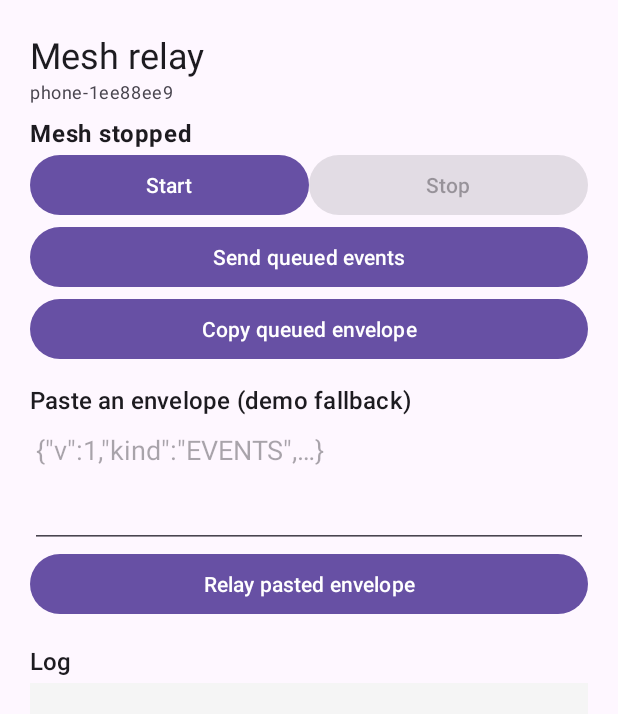
After one commit to charan-gn/agri-chain, an Android app: the MeshActivity screen opened directly, with no data from a screen before it, on a phone screen of 412 x 824 dp. The commit adds this screen. Shown: the top 714 px of the screen. Run offline under Robolectric (Android 15) with nearby library versions, the phone set to English and light mode, and no system bars; libraries missing offline, so code that uses them is left out: com.google.android.gms; network calls fail.

Commit message:
feat(T12): Nearby mesh transport, v1 envelope relay and clipboard fallback

```diff
--- a/android/app/build.gradle.kts
+++ b/android/app/build.gradle.kts
@@ -43,6 +43,7 @@ dependencies {
     implementation("androidx.activity:activity-ktx:1.8.0")
     implementation("com.google.zxing:core:3.5.3")
     implementation("com.journeyapps:zxing-android-embedded:4.3.0")
+    implementation("com.google.android.gms:play-services-nearby:19.1.0")
     testImplementation("junit:junit:4.13.2")
     // Real org.json on the JVM test classpath; android.jar only stubs it.
     testImplementation("org.json:json:20240303")
--- a/android/app/src/main/java/com/agrichain/MainActivity.kt
+++ b/android/app/src/main/java/com/agrichain/MainActivity.kt
@@ -6,6 +6,7 @@ import androidx.appcompat.app.AppCompatActivity
 import com.agrichain.databinding.ActivityMainBinding
 import com.agrichain.box.BoxActivity
 import com.agrichain.data.SyncActivity
+import com.agrichain.mesh.MeshActivity
 import com.agrichain.prices.PricesActivity
 import com.agrichain.ui.BuyerActivity
 import com.agrichain.ui.FarmerActivity
@@ -32,5 +33,8 @@ class MainActivity : AppCompatActivity() {
         binding.syncButton.setOnClickListener {
             startActivity(Intent(this, SyncActivity::class.java))
         }
+        binding.meshButton.setOnClickListener {
+            startActivity(Intent(this, MeshActivity::class.java))
+        }
     }
 }
--- /dev/null
+++ b/android/app/src/main/java/com/agrichain/mesh/MeshRelay.kt
@@ -0,0 +1,43 @@
+package com.agrichain.mesh
+
+import android.content.Context
+import com.agrichain.core.Event
+import com.agrichain.data.SyncStore
+
+interface EventSink {
+    /** True when the event is new to the queue; false when it was already seen. */
+    fun enqueue(event: Event): Boolean
+}
+
+class SyncEventSink(context: Context) : EventSink {
+    private val store = SyncStore(context)
+
+    override fun enqueue(event: Event): Boolean = store.enqueue(event)
+}
+
+data class MeshResult(val accepted: Int, val duplicates: Int)
+
+class MeshRelay(private val sink: EventSink) {
+
+    fun accept(envelope: MeshEnvelope): MeshResult {
+        var accepted = 0
+        var duplicates = 0
+        for (event in envelope.events) {
+            if (sink.enqueue(event)) accepted++ else duplicates++
+        }
+        return MeshResult(accepted, duplicates)
+    }
+}
+
+interface MeshTransport {
+    fun start(
+        identity: String,
+        onEnvelope: (MeshEnvelope) -> Unit,
+        onLog: (String) -> Unit,
+    )
+
+    fun stop()
+
+    /** Returns the number of connected peers the envelope was sent to. */
+    fun broadcast(envelope: MeshEnvelope): Int
+}
--- /dev/null
+++ b/android/app/src/main/java/com/agrichain/mesh/NearbyMeshTransport.kt
@@ -0,0 +1,114 @@
+package com.agrichain.mesh
+
+import android.content.Context
+import com.google.android.gms.nearby.Nearby
+import com.google.android.gms.nearby.connection.AdvertisingOptions
+import com.google.android.gms.nearby.connection.ConnectionInfo
+import com.google.android.gms.nearby.connection.ConnectionLifecycleCallback
+import com.google.android.gms.nearby.connection.ConnectionResolution
+import com.google.android.gms.nearby.connection.ConnectionsClient
+import com.google.android.gms.nearby.connection.DiscoveredEndpointInfo
+import com.google.android.gms.nearby.connection.DiscoveryOptions
+import com.google.android.gms.nearby.connection.EndpointDiscoveryCallback
+import com.google.android.gms.nearby.connection.Payload
+import com.google.android.gms.nearby.connection.PayloadCallback
+import com.google.android.gms.nearby.connection.PayloadTransferUpdate
+import com.google.android.gms.nearby.connection.Strategy
+
+class NearbyMeshTransport(context: Context) : MeshTransport {
+
+    private val client: ConnectionsClient = Nearby.getConnectionsClient(context)
+    private val endpoints = mutableSetOf<String>()
+    private var identity = "agrichain"
+    private var onEnvelope: ((MeshEnvelope) -> Unit)? = null
+    private var onLog: ((String) -> Unit)? = null
+
+    private val payloadCallback = object : PayloadCallback() {
+        override fun onPayloadReceived(endpointId: String, payload: Payload) {
+            val bytes = payload.asBytes() ?: return
+            val envelope = MeshEnvelope.parse(String(bytes, Charsets.UTF_8)) ?: return
+            onEnvelope?.invoke(envelope)
+        }
+
+        override fun onPayloadTransferUpdate(
+            endpointId: String,
+            update: PayloadTransferUpdate,
+        ) = Unit
+    }
+
+    private val connectionCallback = object : ConnectionLifecycleCallback() {
+        override fun onConnectionInitiated(endpointId: String, info: ConnectionInfo) {
+            client.acceptConnection(endpointId, payloadCallback)
+            onLog?.invoke("connecting to ${info.endpointName}")
+        }
+
+        override fun onConnectionResult(endpointId: String, result: ConnectionResolution) {
+            if (result.status.isSuccess) {
+                endpoints += endpointId
+                onLog?.invoke("connected (${endpoints.size} peer(s))")
+            } else {
+                onLog?.invoke("connection failed: ${result.status.statusMessage}")
+            }
+        }
+
+        override fun onDisconnected(endpointId: String) {
+            endpoints -= endpointId
+            onLog?.invoke("disconnected (${endpoints.size} peer(s))")
+        }
+    }
+
+    private val discoveryCallback = object : EndpointDiscoveryCallback() {
+        override fun onEndpointFound(endpointId: String, info: DiscoveredEndpointInfo) {
+            client.requestConnection(identity, endpointId, connectionCallback)
+                .addOnFailureListener { onLog?.invoke("request failed: ${it.message}") }
+        }
+
+        override fun onEndpointLost(endpointId: String) = Unit
+    }
+
+    override fun start(
+        identity: String,
+        onEnvelope: (MeshEnvelope) -> Unit,
+        onLog: (String) -> Unit,
+    ) {
+        this.identity = identity
+        this.onEnvelope = onEnvelope
+        this.onLog = onLog
+
+        val strategy = Strategy.P2P_CLUSTER
+        client.startAdvertising(
+            identity,
+            SERVICE_ID,
+            connectionCallback,
+            AdvertisingOptions.Builder().setStrategy(strategy).build(),
+        )
+            .addOnSuccessListener { onLog("advertising as $identity") }
+            .addOnFailureListener { onLog("advertise failed: ${it.message}") }
+        client.startDiscovery(
+            SERVICE_ID,
+            discoveryCallback,
+            DiscoveryOptions.Builder().setStrategy(strategy).build(),
+        ).addOnFailureListener { onLog("discovery failed: ${it.message}") }
+        onLog("mesh started")
+    }
+
+    override fun stop() {
+        client.stopAdvertising()
+        client.stopDiscovery()
+        client.stopAllEndpoints()
+        endpoints.clear()
+        onLog?.invoke("mesh stopped")
+    }
+
+    override fun broadcast(envelope: MeshEnvelope): Int {
+        if (endpoints.isEmpty()) return 0
+        val payload = Payload.fromBytes(envelope.encode().toByteArray(Charsets.UTF_8))
+        client.sendPayload(endpoints.toList(), payload)
+            .addOnFailureListener { onLog?.invoke("send failed: ${it.message}") }
+        return endpoints.size
+    }
+
+    companion object {
+        private const val SERVICE_ID = "com.agrichain.mesh"
+    }
+}
--- /dev/null
+++ b/android/app/src/main/res/layout/activity_mesh.xml
@@ -0,0 +1,113 @@
+<?xml version="1.0" encoding="utf-8"?>
+<ScrollView xmlns:android="http://schemas.android.com/apk/res/android"
+    android:layout_width="match_parent"
+    android:layout_height="match_parent"
+    android:fillViewport="true">
+
+    <LinearLayout
+        android:layout_width="match_parent"
+        android:layout_height="wrap_content"
+        android:orientation="vertical"
+        android:padding="20dp">
+
+        <TextView
+            android:layout_width="wrap_content"
+            android:layout_height="wrap_content"
+            android:text="Mesh relay"
+            android:textAppearance="?attr/textAppearanceHeadlineSmall" />
+
+        <TextView
+            android:id="@+id/senderId"
+            android:layout_width="match_parent"
+            android:layout_height="wrap_content"
+            android:textIsSelectable="true"
+            android:textAppearance="?attr/textAppearanceBodySmall" />
+
+        <TextView
+            android:id="@+id/status"
+            android:layout_width="match_parent"
+            android:layout_height="wrap_content"
+            android:layout_marginTop="8dp"
+            android:text="Mesh stopped"
+            android:textStyle="bold"
+            android:textAppearance="?attr/textAppearanceBodyLarge" />
+
+        <LinearLayout
+            android:layout_width="match_parent"
+            android:layout_height="wrap_content"
+            android:orientation="horizontal">
+
+            <Button
+                android:id="@+id/startButton"
+                android:layout_width="0dp"
+                android:layout_height="wrap_content"
+                android:layout_weight="1"
+                android:text="Start" />
+
+            <Button
+                android:id="@+id/stopButton"
+                android:layout_width="0dp"
+                android:layout_height="wrap_content"
+                android:layout_weight="1"
+                android:text="Stop" />
+        </LinearLayout>
+
+        <Button
+            android:id="@+id/broadcastButton"
+            android:layout_width="match_parent"
+            android:layout_height="wrap_content"
+            android:text="Send queued events" />
+
+        <Button
+            android:id="@+id/copyButton"
+            android:layout_width="match_parent"
+            android:layout_height="wrap_content"
+            android:text="Copy queued envelope" />
+
+        <TextView
+            android:layout_width="wrap_content"
+            android:layout_height="wrap_content"
+            android:layout_marginTop="12dp"
+            android:text="Paste an envelope (demo fallback)"
+            android:textAppearance="?attr/textAppearanceTitleMedium" />
+
+        <EditText
+            android:id="@+id/envelopeInput"
+            android:layout_width="match_parent"
+            android:layout_height="wrap_content"
+            android:gravity="top"
+            android:hint="{&quot;v&quot;:1,&quot;kind&quot;:&quot;EVENTS&quot;,…}"
+            android:inputType="textMultiLine"
+            android:minLines="3" />
+
+        <Button
+            android:id="@+id/relayButton"
+            android:layout_width="match_parent"
+            android:layout_height="wrap_content"
+            android:text="Relay pasted envelope" />
+
+        <TextView
+            android:layout_width="wrap_content"
+            android:layout_height="wrap_content"
+            android:layout_marginTop="16dp"
+            android:text="Log"
+            android:textAppearance="?attr/textAppearanceTitleMedium" />
+
+        <ScrollView
+            android:layout_width="match_parent"
+            android:layout_height="240dp"
+            android:layout_marginTop="4dp"
+            android:background="#F5F5F5"
+            android:padding="8dp">
+
+            <TextView
+                android:id="@+id/log"
+                android:layout_width="match_parent"
+                android:layout_height="wrap_content"
+                android:fontFamily="monospace"
+                android:textAppearance="?attr/textAppearanceBodySmall" />
+        </ScrollView>
+
+    </LinearLayout>
+
+</ScrollView>
```
Also changed, not shown: android/app/src/main/AndroidManifest.xml (+9 -0 lines), android/app/src/main/java/com/agrichain/mesh/MeshActivity.kt (added, +164 -0 lines), android/app/src/main/java/com/agrichain/mesh/MeshEnvelope.kt (added, +55 -0 lines), android/app/src/main/res/layout/activity_main.xml (+7 -0 lines), 2 other files.
